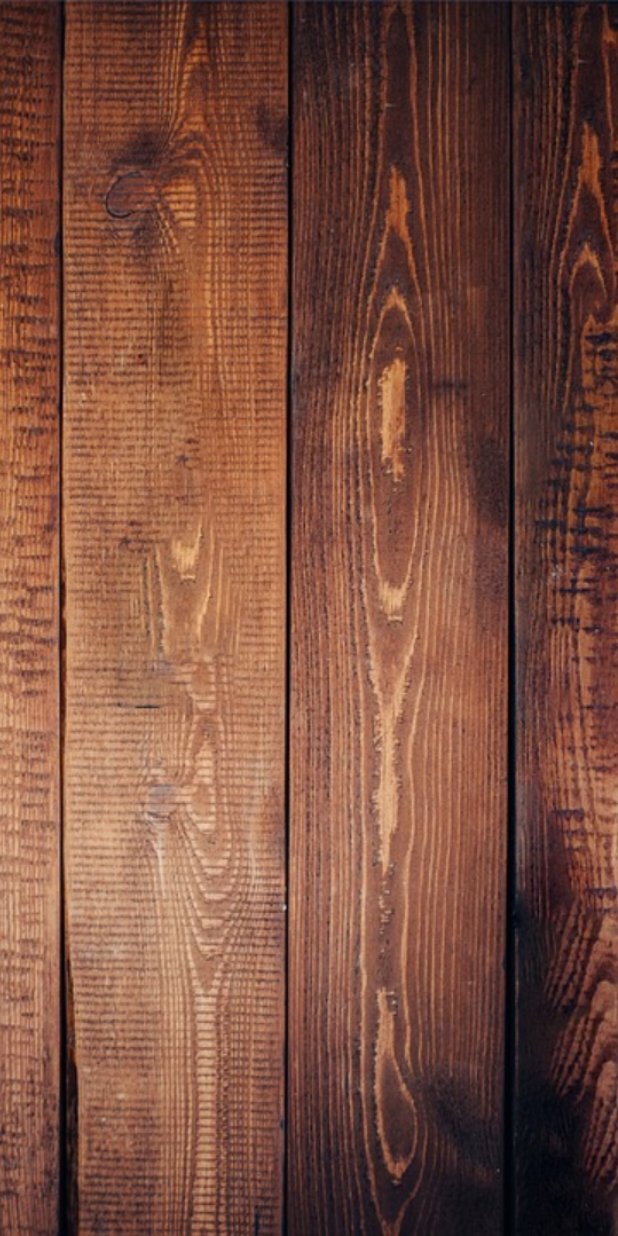
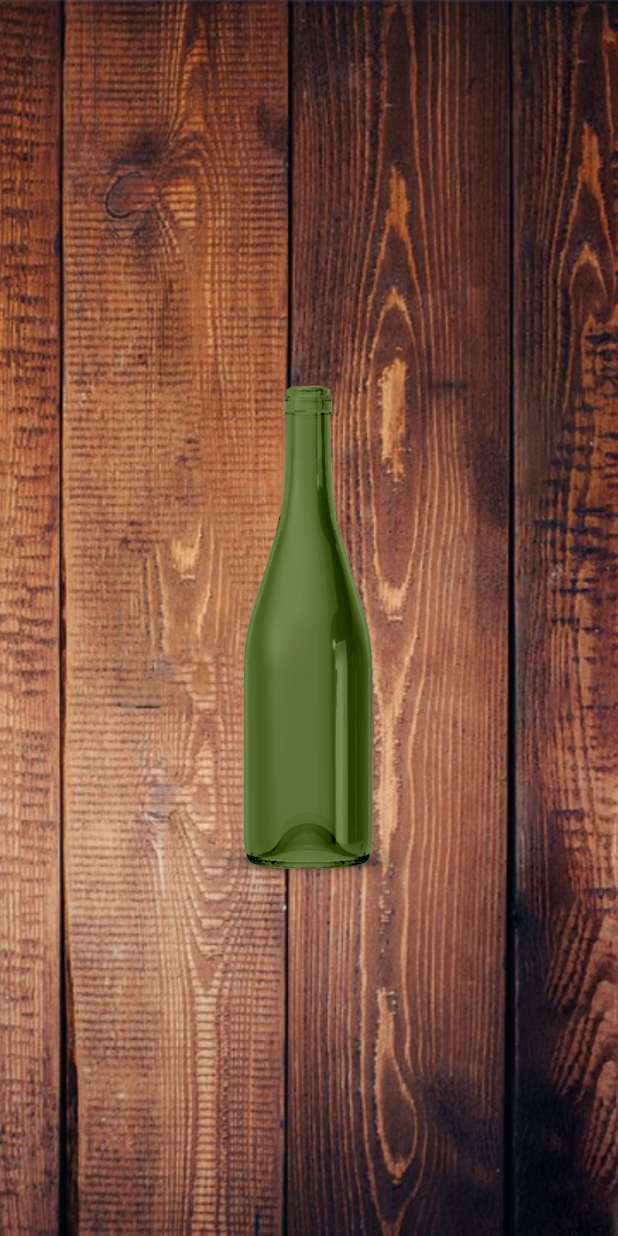
Before and after one commit to LauSofZamora/equipoUno, an Android app built with Jetpack Compose: the screen it shows after launch (HomeActivity), on a phone screen of 412 x 824 dp. Run offline under Robolectric (Android 15) with nearby library versions, the phone set to English and light mode, and no system bars.

Commit message:
Realización de criterio 4 de la HU.2.0

```diff
--- a/app/src/main/res/layout/activity_home.xml
+++ b/app/src/main/res/layout/activity_home.xml
@@ -18,6 +18,14 @@
             android:src="@drawable/wood_background"
             android:scaleType="centerCrop"/>
 
+        <ImageView
+            android:id="@+id/bottleImageView"
+            android:layout_width="380dp"
+            android:layout_height="380dp"
+            android:layout_centerInParent="true"
+            android:src="@drawable/bottle_image"
+            android:contentDescription="@string/todo"/>
+
         <!-- Aquí puedes agregar otros elementos de UI para tu home -->
 
     </RelativeLayout>
```
Also changed, not shown: app/src/main/res/drawable/bottle_image.png (added).
